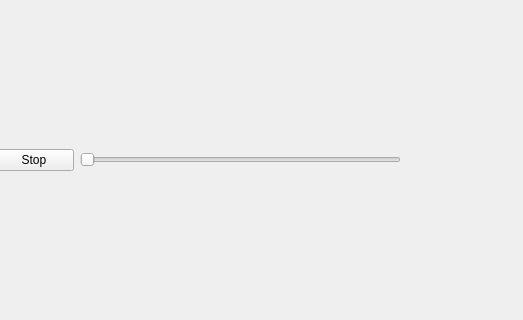
Above: src/widget.ui from elvisxiaozhi/Game-of-Life before the change; both pictures show x 267 to 790 and y 165 to 485 of the 1000 by 650 pixel window. Below: the same form after it.
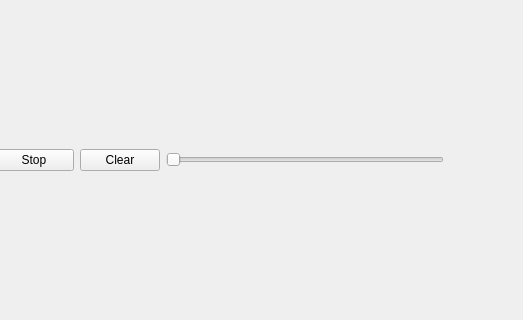
That is the form after the change.

Commit message: add clear button

Diff of the .ui file:
```diff
--- a/src/widget.ui
+++ b/src/widget.ui
@@ -47,6 +47,13 @@
        </property>
       </widget>
      </item>
+     <item>
+      <widget class="QPushButton" name="clearButton">
+       <property name="text">
+        <string>Clear</string>
+       </property>
+      </widget>
+     </item>
      <item>
       <widget class="QSlider" name="horizontalSlider">
        <property name="orientation">
```
The commit also changes 2 other files.
